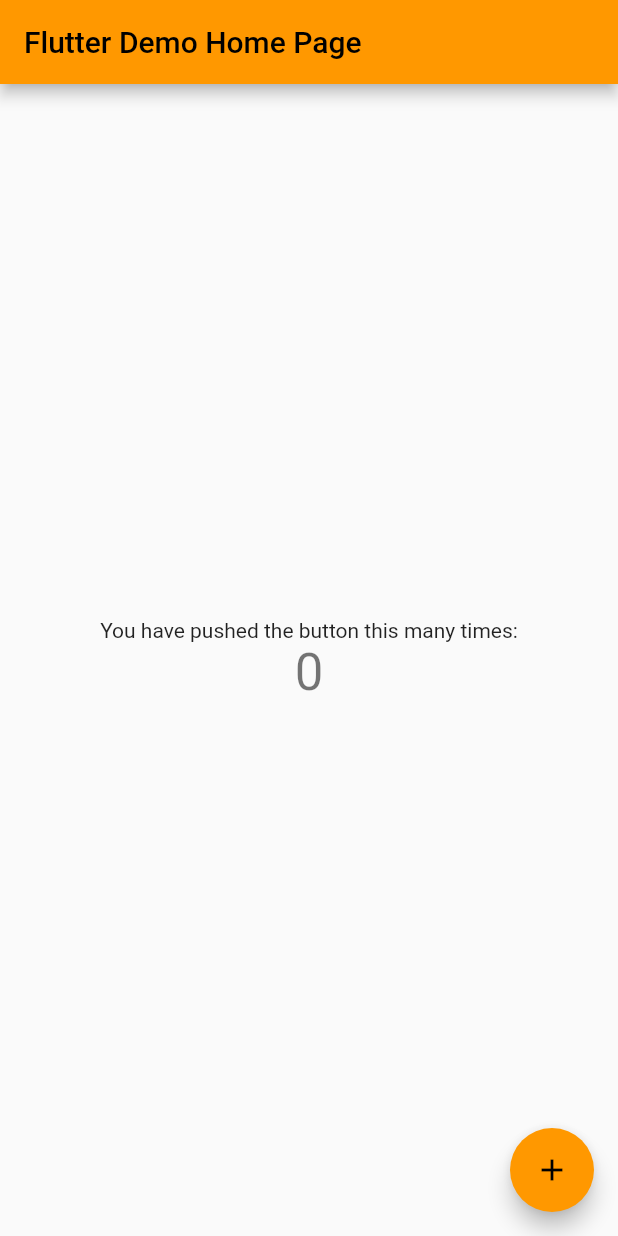
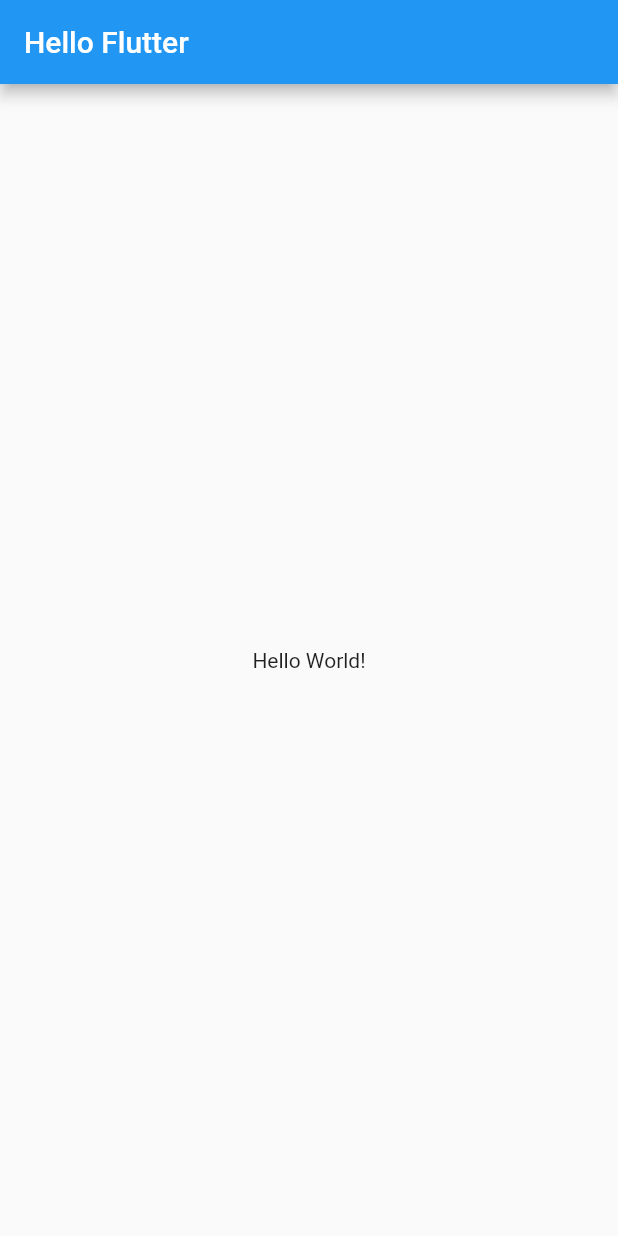
Before and after one commit to seochan99/FlutterSystem, a Flutter app: the screen it shows after launch, on a phone screen of 412 x 824 dp. Run offline on Flutter 3.47's test engine with Material 2 defaults, Android fonts, the phone set to English and light mode, and no system bars.

Commit message:
feat : 2.3 Hello World

```diff
--- a/toonflix/lib/main.dart
+++ b/toonflix/lib/main.dart
@@ -1,115 +1,20 @@
 import 'package:flutter/material.dart';
 
 void main() {
-  runApp(const MyApp());
+  runApp(App());
 }
 
-class MyApp extends StatelessWidget {
-  const MyApp({super.key});
-
-  // This widget is the root of your application.
+class App extends StatelessWidget {
   @override
   Widget build(BuildContext context) {
     return MaterialApp(
-      title: 'Flutter Demo',
-      theme: ThemeData(
-        // This is the theme of your application.
-        //
-        // Try running your application with "flutter run". You'll see the
-        // application has a blue toolbar. Then, without quitting the app, try
-        // changing the primarySwatch below to Colors.green and then invoke
-        // "hot reload" (press "r" in the console where you ran "flutter run",
-        // or simply save your changes to "hot reload" in a Flutter IDE).
-        // Notice that the counter didn't reset back to zero; the application
-        // is not restarted.
-        primarySwatch: Colors.orange,
-      ),
-      home: const MyHomePage(title: 'Flutter Demo Home Page'),
+      home: Scaffold(
+          appBar: AppBar(
+            title: Text("Hello Flutter"),
+          ),
+          body: Center(
+            child: Text("Hello World!"),
+          )),
     );
   }
 }
-
-class MyHomePage extends StatefulWidget {
-  const MyHomePage({super.key, required this.title});
-
-  // This widget is the home page of your application. It is stateful, meaning
-  // that it has a State object (defined below) that contains fields that affect
-  // how it looks.
-
-  // This class is the configuration for the state. It holds the values (in this
-  // case the title) provided by the parent (in this case the App widget) and
-  // used by the build method of the State. Fields in a Widget subclass are
-  // always marked "final".
-
-  final String title;
-
-  @override
-  State<MyHomePage> createState() => _MyHomePageState();
-}
-
-class _MyHomePageState extends State<MyHomePage> {
-  int _counter = 0;
-
-  void _incrementCounter() {
-    setState(() {
-      // This call to setState tells the Flutter framework that something has
-      // changed in this State, which causes it to rerun the build method below
-      // so that the display can reflect the updated values. If we changed
-      // _counter without calling setState(), then the build method would not be
-      // called again, and so nothing would appear to happen.
-      _counter++;
-    });
-  }
-
-  @override
-  Widget build(BuildContext context) {
-    // This method is rerun every time setState is called, for instance as done
-    // by the _incrementCounter method above.
-    //
-    // The Flutter framework has been optimized to make rerunning build methods
-    // fast, so that you can just rebuild anything that needs updating rather
-    // than having to individually change instances of widgets.
-    return Scaffold(
-      appBar: AppBar(
-        // Here we take the value from the MyHomePage object that was created by
-        // the App.build method, and use it to set our appbar title.
-        title: Text(widget.title),
-      ),
-      body: Center(
-        // Center is a layout widget. It takes a single child and positions it
-        // in the middle of the parent.
-        child: Column(
-          // Column is also a layout widget. It takes a list of children and
-          // arranges them vertically. By default, it sizes itself to fit its
-          // children horizontally, and tries to be as tall as its parent.
-          //
-          // Invoke "debug painting" (press "p" in the console, choose the
-          // "Toggle Debug Paint" action from the Flutter Inspector in Android
-          // Studio, or the "Toggle Debug Paint" command in Visual Studio Code)
-          // to see the wireframe for each widget.
-          //
-          // Column has various properties to control how it sizes itself and
-          // how it positions its children. Here we use mainAxisAlignment to
-          // center the children vertically; the main axis here is the vertical
-          // axis because Columns are vertical (the cross axis would be
-          // horizontal).
-          mainAxisAlignment: MainAxisAlignment.center,
-          children: <Widget>[
-            const Text(
-              'You have pushed the button this many times:',
-            ),
-            Text(
-              '$_counter',
-              style: Theme.of(context).textTheme.headlineMedium,
-            ),
-          ],
-        ),
-      ),
-      floatingActionButton: FloatingActionButton(
-        onPressed: _incrementCounter,
-        tooltip: 'Increment',
-        child: const Icon(Icons.add),
-      ), // This trailing comma makes auto-formatting nicer for build methods.
-    );
-  }
-}
```
